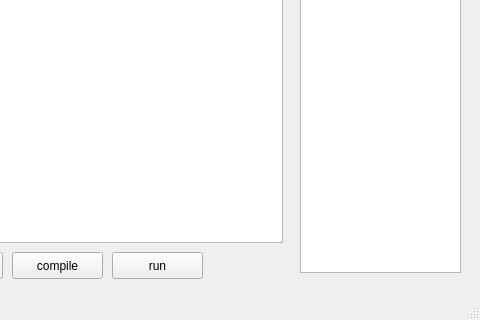
luka-mikec/macro-ram-machine, file mainwindow.ui: the form before one commit; both pictures show x 98 to 578 and y 124 to 444 of the 578 by 444 pixel window.
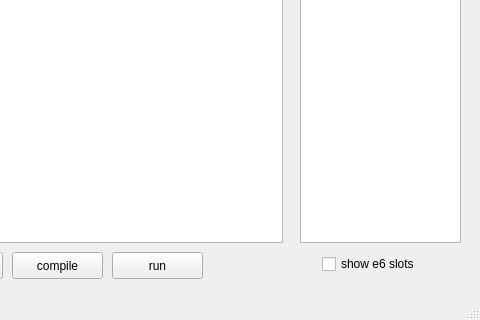
The form after the commit.

Patch:
```diff
--- a/mainwindow.ui
+++ b/mainwindow.ui
@@ -20,7 +20,7 @@
       <x>398</x>
       <y>10</y>
       <width>161</width>
-      <height>351</height>
+      <height>321</height>
      </rect>
     </property>
    </widget>
@@ -73,6 +73,22 @@
      <string>run</string>
     </property>
    </widget>
+   <widget class="QCheckBox" name="checkBox">
+    <property name="geometry">
+     <rect>
+      <x>420</x>
+      <y>340</y>
+      <width>111</width>
+      <height>24</height>
+     </rect>
+    </property>
+    <property name="toolTip">
+     <string>some commands use these slots as calculation helpers, they are not interesting</string>
+    </property>
+    <property name="text">
+     <string>show e6 slots</string>
+    </property>
+   </widget>
   </widget>
   <widget class="QMenuBar" name="menuBar">
    <property name="geometry">
```
